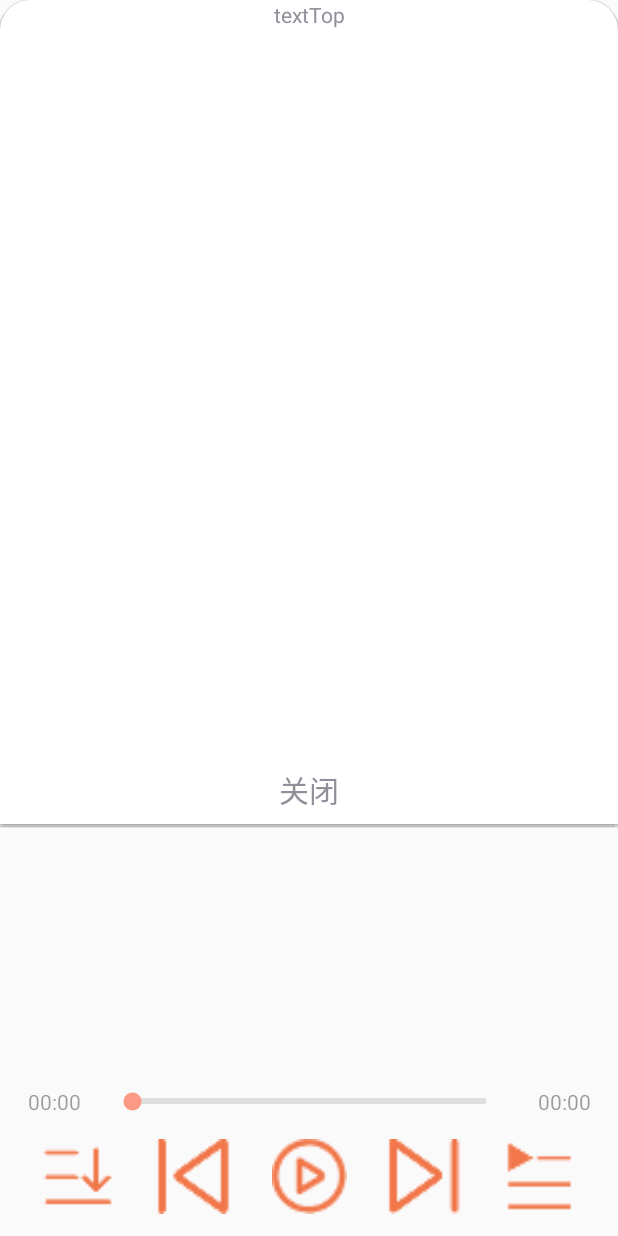
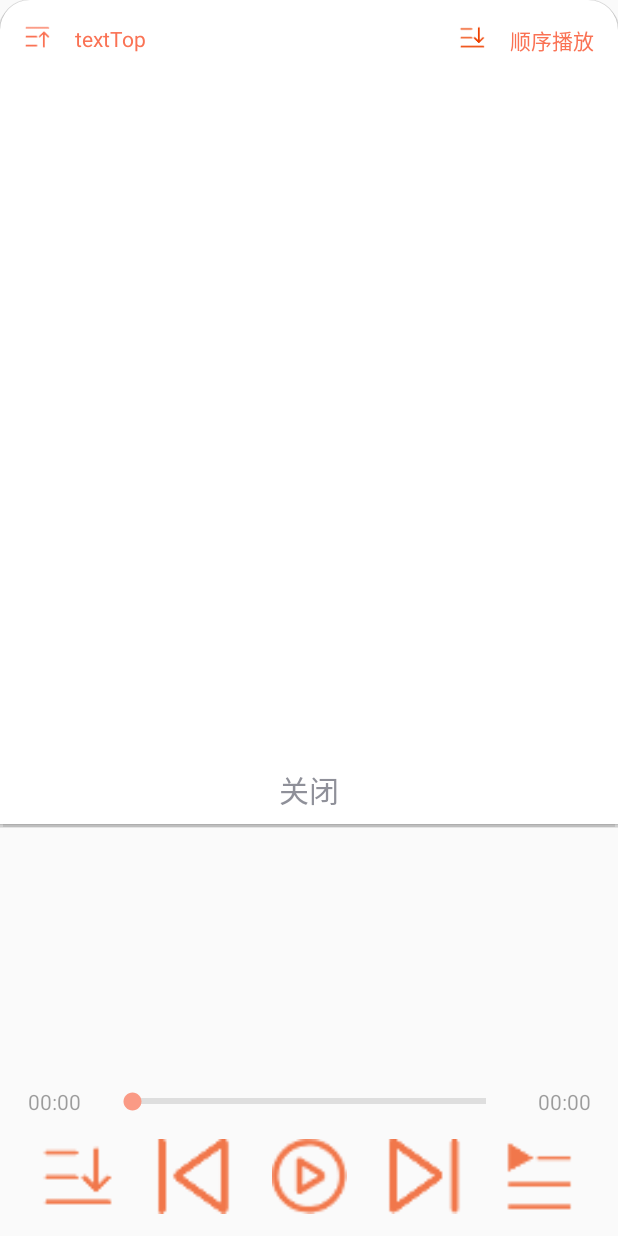
Before and after one commit to 335869741/Himalaya, an Android app: the PlayerFragment screen opened through its navigation route, after a tap on "列表", on a phone screen of 412 x 824 dp. Run offline under Robolectric (Android 15) with nearby library versions, the phone set to English and light mode, and no system bars; pictures from the network do not load; 2 statements that could not run were skipped.

Commit message:
简单重构代码 实现顺序逆序播放

```diff
--- a/app/src/main/java/zzz/bing/himalaya/view/adapter/PlayerAdapter.kt
+++ b/app/src/main/java/zzz/bing/himalaya/view/adapter/PlayerCoverAdapter.kt
@@ -19,9 +19,10 @@ import zzz.bing.himalaya.databinding.FragmentPlayCoverBinding
 import zzz.bing.himalaya.utils.ImageBlur
 import zzz.bing.himalaya.utils.getImageUrl
 
-class PlayerAdapter(requireActivity: FragmentActivity) : FragmentStateAdapter(requireActivity) {
+class PlayerCoverAdapter(requireActivity: FragmentActivity) :
+    FragmentStateAdapter(requireActivity) {
 
-    companion object{
+    companion object {
         const val IMAGE_COVER_URL = "image_cover_url"
     }
 
@@ -29,7 +30,7 @@ class PlayerAdapter(requireActivity: FragmentActivity) : FragmentStateAdapter(re
 
     override fun getItemCount() = playList.size
 
-    override fun createFragment(position: Int) : Fragment {
+    override fun createFragment(position: Int): Fragment {
         return PlayFragment().apply {
             arguments = Bundle().also { bundle ->
                 bundle.putString(IMAGE_COVER_URL, playList[position].getImageUrl())
--- a/app/src/main/java/zzz/bing/himalaya/view/adapter/PopupPlayListAdapter.kt
+++ b/app/src/main/java/zzz/bing/himalaya/view/adapter/PopupPlayListAdapter.kt
@@ -10,8 +10,10 @@ import androidx.recyclerview.widget.RecyclerView
 import com.ximalaya.ting.android.opensdk.model.track.Track
 import zzz.bing.himalaya.R
 import zzz.bing.himalaya.databinding.ItemPopupPlayListBinding
+import zzz.bing.himalaya.view.fragment.PlayerFragment
 
-class PopupPlayListAdapter : ListAdapter<Track, PopupPlayListAdapter.PopupPlayListViewHolder>(
+class PopupPlayListAdapter(val fragment: PlayerFragment) :
+    ListAdapter<Track, PopupPlayListAdapter.PopupPlayListViewHolder>(
         object : DiffUtil.ItemCallback<Track>() {
             override fun areItemsTheSame(oldItem: Track, newItem: Track): Boolean {
                 return oldItem.dataId == newItem.dataId
@@ -23,14 +25,17 @@ class PopupPlayListAdapter : ListAdapter<Track, PopupPlayListAdapter.PopupPlayLi
         }
     ) {
 
-    var position = 0
+    var playPosition = 0
 
     override fun onCreateViewHolder(parent: ViewGroup, viewType: Int): PopupPlayListViewHolder {
         val itemBinding =
             ItemPopupPlayListBinding.inflate(LayoutInflater.from(parent.context), parent, false)
         val viewHolder = PopupPlayListViewHolder(itemBinding)
         viewHolder.itemView.setOnClickListener {
-
+            val adapterPosition = viewHolder.adapterPosition
+            if (playPosition != adapterPosition) {
+                fragment.playToListPosition(adapterPosition)
+            }
         }
         return viewHolder
     }
@@ -40,7 +45,7 @@ class PopupPlayListAdapter : ListAdapter<Track, PopupPlayListAdapter.PopupPlayLi
         val binding = holder.binding
         binding.textPlayName.text = item.trackTitle
 
-        if (this.position == position) {
+        if (this.playPosition == position) {
             binding.textPlayName.setTextColor(
                 ContextCompat.getColor(holder.itemView.context, R.color.main)
             )
--- a/app/src/main/java/zzz/bing/himalaya/view/fragment/PlayerFragment.kt
+++ b/app/src/main/java/zzz/bing/himalaya/view/fragment/PlayerFragment.kt
@@ -1,7 +1,9 @@
 package zzz.bing.himalaya.view.fragment
 
+import android.graphics.drawable.Drawable
 import android.view.Gravity
 import android.view.View
+import android.view.ViewTreeObserver
 import android.widget.PopupWindow
 import android.widget.SeekBar
 import androidx.core.content.ContextCompat
@@ -17,16 +19,19 @@ import zzz.bing.himalaya.utils.LogUtils
 import zzz.bing.himalaya.utils.putAll
 import zzz.bing.himalaya.utils.timeUtil
 import zzz.bing.himalaya.utils.trackSearch
-import zzz.bing.himalaya.view.adapter.PlayerAdapter
+import zzz.bing.himalaya.view.adapter.PlayerCoverAdapter
 import zzz.bing.himalaya.view.adapter.PopupPlayListAdapter
 import zzz.bing.himalaya.viewmodel.MainViewModel
 import zzz.bing.himalaya.viewmodel.PlayerViewModel
 import zzz.bing.himalaya.views.PlayListPopup
 
+@Suppress("UNNECESSARY_SAFE_CALL")
 class PlayerFragment : BaseFragment<FragmentPlayerBinding, PlayerViewModel>() {
 
-    private lateinit var mPlayerAdapter: PlayerAdapter
+    private lateinit var mPlayerCoverAdapter: PlayerCoverAdapter
+    private lateinit var mPopupPlaylist: PlayListPopup
 
+    private var mIsInitPopup = false
     private var mIsUserTouch = false
     private var mInit = false
     private var mProgress = 0
@@ -36,31 +41,20 @@ class PlayerFragment : BaseFragment<FragmentPlayerBinding, PlayerViewModel>() {
      * 同时设定监听
      * create时初始化会导致高度值为0
      */
-    private val mPopupPlaylist by lazy {
-        PlayListPopup(binding.root.height / 3 * 2, binding.root).also { popupWindow ->
-            popupWindow.TextBottom.setOnClickListener {
-                popupBottomTextEvent(popupWindow)
-            }
-            popupWindow.recycler.adapter = mPopupPlayListAdapter
-            popupWindow.recycler.layoutManager = LinearLayoutManager(requireContext())
-        }
-    }
-    private val mPopupPlayListAdapter by lazy {
-        PopupPlayListAdapter().apply { submitList(mainViewModel.playList.value) }
-    }
+    private val mPopupPlayListAdapter by lazy { PopupPlayListAdapter(this) }
 
     override fun initViewModel() = ViewModelProvider(this).get(PlayerViewModel::class.java)
 
     override fun initViewBinding() = FragmentPlayerBinding.inflate(layoutInflater)
 
     override fun initView() {
-        mPlayerAdapter = PlayerAdapter(requireActivity())
-        binding.pager.adapter = mPlayerAdapter
+        mPlayerCoverAdapter = PlayerCoverAdapter(requireActivity())
+        binding.pager.adapter = mPlayerCoverAdapter
     }
 
     override fun initObserver() {
         mainViewModel.playList.observe(viewLifecycleOwner) { trackList ->
-            mPlayerAdapter.playList.putAll(trackList)
+            playListChange(trackList ?: emptyList())
         }
         mainViewModel.playerState.observe(viewLifecycleOwner) { playerState ->
             if (playerState != null) {
@@ -84,6 +78,48 @@ class PlayerFragment : BaseFragment<FragmentPlayerBinding, PlayerViewModel>() {
                 playModeChange(playMode)
             }
         }
+        mainViewModel.playOrder.observe(viewLifecycleOwner) {
+            if (mIsInitPopup) {
+                popupOrder(it ?: true)
+            }
+        }
+    }
+
+    /**
+     * 播放列表内容改变
+     * @param list List<Track>
+     */
+    private fun playListChange(list: List<Track>) {
+        mPlayerCoverAdapter.playList.putAll(list)
+        if (mIsInitPopup) {
+            mPopupPlayListAdapter.submitList(list)
+            val position = list.trackSearch(mainViewModel.playManager.currSound.dataId)
+            mPopupPlayListAdapter.playPosition = position
+            if (mPopupPlaylist.isShowing) {
+                mPopupPlayListAdapter.notifyDataSetChanged()
+                mPopupPlaylist.recycler.scrollToPosition(position)
+            }
+            LogUtils.d(this, "position ==> $position")
+        }
+    }
+
+    /**
+     * 排序ui更改
+     * @param order Boolean
+     */
+    private fun popupOrder(order: Boolean) {
+        //true为顺序 false为逆序
+        if (order) {
+            mPopupPlaylist.imagePlayOrder.setImageDrawable(
+                getDrawable(R.drawable.selector_player_sort_descending)
+            )
+            mPopupPlaylist.textPlayOrder.text = "顺序播放"
+        } else {
+            mPopupPlaylist.imagePlayOrder.setImageDrawable(
+                getDrawable(R.drawable.selector_player_sort_ascending)
+            )
+            mPopupPlaylist.textPlayOrder.text = "逆序播放"
+        }
     }
 
     /**
@@ -91,48 +127,62 @@ class PlayerFragment : BaseFragment<FragmentPlayerBinding, PlayerViewModel>() {
      * @param playMode PlayMode
      */
     private fun playModeChange(playMode: XmPlayListControl.PlayMode) {
+        binding.imagePlayerMode.setImageDrawable(
             when (playMode) {
                 XmPlayListControl.PlayMode.PLAY_MODEL_LIST -> {
-                binding.imagePlayerMode.setImageDrawable(
-                    ContextCompat.getDrawable(
-                        requireContext(),
-                        R.drawable.selector_player_sort_descending
-                    )
-                )
+                    getDrawable(R.drawable.selector_player_sort_descending)
                 }
                 XmPlayListControl.PlayMode.PLAY_MODEL_LIST_LOOP -> {
-                binding.imagePlayerMode.setImageDrawable(
-                    ContextCompat.getDrawable(
-                        requireContext(),
-                        R.drawable.selector_play_mode_loop
-                    )
-                )
-            }
-            XmPlayListControl.PlayMode.PLAY_MODEL_SINGLE -> {
-                binding.imagePlayerMode.setImageDrawable(
-                    ContextCompat.getDrawable(
-                        requireContext(),
-                        R.drawable.selector_player_list
-                    )
-                )
+                    getDrawable(R.drawable.selector_play_mode_loop)
                 }
                 XmPlayListControl.PlayMode.PLAY_MODEL_SINGLE_LOOP -> {
-                binding.imagePlayerMode.setImageDrawable(
-                    ContextCompat.getDrawable(
-                        requireContext(),
-                        R.drawable.selector_play_mode_loop_one
-                    )
-                )
+                    getDrawable(R.drawable.selector_play_mode_loop_one)
                 }
                 else -> {
-                binding.imagePlayerMode.setImageDrawable(
-                    ContextCompat.getDrawable(
-                        requireContext(),
-                        R.drawable.selector_play_mode_random
-                    )
-                )
+                    getDrawable(R.drawable.selector_play_mode_random)
                 }
             }
+        )
+        popupPlayMode(playMode)
+    }
+
+    /**
+     *
+     * @param playMode PlayMode
+     */
+    private fun popupPlayMode(playMode: XmPlayListControl.PlayMode) {
+        if (mIsInitPopup) {
+            when (playMode) {
+                XmPlayListControl.PlayMode.PLAY_MODEL_LIST -> {
+                    mPopupPlaylist.imagePlayMode.setImageDrawable(getDrawable(R.drawable.selector_player_sort_descending))
+                    mPopupPlaylist.textPlayMode.text = "顺序播放"
+                }
+                XmPlayListControl.PlayMode.PLAY_MODEL_LIST_LOOP -> {
+                    mPopupPlaylist.imagePlayMode.setImageDrawable(getDrawable(R.drawable.selector_play_mode_loop))
+                    mPopupPlaylist.textPlayMode.text = "列表循环"
+                }
+                XmPlayListControl.PlayMode.PLAY_MODEL_SINGLE_LOOP -> {
+                    mPopupPlaylist.imagePlayMode.setImageDrawable(getDrawable(R.drawable.selector_play_mode_loop_one))
+                    mPopupPlaylist.textPlayMode.text = "单曲循环"
+                }
+                else -> {
+                    mPopupPlaylist.imagePlayMode.setImageDrawable(getDrawable(R.drawable.selector_play_mode_random))
+                    mPopupPlaylist.textPlayMode.text = "随机播放"
+                }
+            }
+        }
+    }
+
+    /**
+     * 用资源id获取Drawable
+     * @param id Int
+     * @return Drawable?
+     */
+    private fun getDrawable(id: Int): Drawable? {
+        return ContextCompat.getDrawable(
+            requireContext(),
+            id
+        )
     }
 
     /**
@@ -192,20 +242,20 @@ class PlayerFragment : BaseFragment<FragmentPlayerBinding, PlayerViewModel>() {
     }
 
     override fun initListener() {
-        binding.imagePlay.setOnClickListener { view ->
-            playClick(view)
+        binding.imagePlay.setOnClickListener {
+            playClick()
         }
         binding.imagePlayerList.setOnClickListener { view ->
             playListClick(view)
         }
-        binding.imagePlayerNext.setOnClickListener { view ->
-            playNextClick(view)
+        binding.imagePlayerNext.setOnClickListener {
+            playNextClick()
         }
-        binding.imagePlayerPrevious.setOnClickListener { view ->
-            playPreviousClick(view)
+        binding.imagePlayerPrevious.setOnClickListener {
+            playPreviousClick()
         }
-        binding.imagePlayerMode.setOnClickListener { view ->
-            playSortClick(view)
+        binding.imagePlayerMode.setOnClickListener {
+            playModeClick()
         }
         binding.seekBarTime.setOnSeekBarChangeListener(object : SeekBar.OnSeekBarChangeListener {
             override fun onProgressChanged(seekBar: SeekBar?, progress: Int, fromUser: Boolean) {
@@ -225,16 +275,53 @@ class PlayerFragment : BaseFragment<FragmentPlayerBinding, PlayerViewModel>() {
                 LogUtils.d(this@PlayerFragment, "onStopTrackingTouch")
             }
         })
-        mainViewModel.playSwitch = { lastModel, curModel ->
-            switchPlay(lastModel, curModel)
+        mainViewModel.playSwitch = { _, curModel ->
+            switchPlay(curModel)
         }
+        binding.root.viewTreeObserver.addOnGlobalLayoutListener(object :
+            ViewTreeObserver.OnGlobalLayoutListener {
+            override fun onGlobalLayout() {
+                val height = binding.root.height
+                if (height != 0) {
+                    initPopupPlaylist(height)
+                    binding.root.viewTreeObserver.removeOnGlobalLayoutListener(this)
+                }
+            }
+        })
     }
 
     /**
-     * popupWindow底部text的点击事件
+     * 初始化弹出的播放列表
+     * @param height Int
+     */
+    private fun initPopupPlaylist(height: Int) {
+        mPopupPlaylist = PlayListPopup(height / 3 * 2, binding.root)
+        mIsInitPopup = true
+        mPopupPlaylist.textExit.setOnClickListener {
+            popupTextExitClick(mPopupPlaylist)
+        }
+        mPopupPlaylist.textPlayOrder.setOnClickListener { popupPlayListReOrder() }
+        mPopupPlaylist.imagePlayOrder.setOnClickListener { popupPlayListReOrder() }
+        mPopupPlaylist.recycler.adapter = mPopupPlayListAdapter
+        mPopupPlaylist.recycler.layoutManager = LinearLayoutManager(requireContext())
+        mPopupPlayListAdapter.submitList(mainViewModel.playList.value)
+        popupPlayMode(mainViewModel.playerMode.value ?: XmPlayListControl.PlayMode.PLAY_MODEL_LIST)
+        popupOrder(mainViewModel.playOrder.value ?: true)
+    }
+
+    /**
+     * 点击排序事件
+     */
+    private fun popupPlayListReOrder() {
+        mainViewModel.playListOrder()
+    }
+
+    /**
+     *
+     * popup底部text的点击事件
      * @param popupWindow PopupWindow
      */
-    private fun popupBottomTextEvent(popupWindow: PopupWindow) {
+    private fun popupTextExitClick(popupWindow: PopupWindow) {
         if (popupWindow.isShowing) {
             popupWindow.dismiss()
         }
@@ -242,10 +329,9 @@ class PlayerFragment : BaseFragment<FragmentPlayerBinding, PlayerViewModel>() {
 
     /**
      * 歌曲切换事件
-     * @param lastModel PlayableModel?
      * @param curModel PlayableModel?
      */
-    private fun switchPlay(lastModel: PlayableModel?, curModel: PlayableModel?) {
+    private fun switchPlay(curModel: PlayableModel?) {
         if (curModel != null && curModel is Track) {
             binding.textPlayerTitle.text = curModel.trackTitle
             val position = mainViewModel.playList.value.let {
@@ -257,8 +343,8 @@ class PlayerFragment : BaseFragment<FragmentPlayerBinding, PlayerViewModel>() {
                 }
             }
             binding.pager.currentItem = position
-            if (isVisible) {
-                mPopupPlayListAdapter.position = position
+            if (mIsInitPopup) {
+                mPopupPlayListAdapter.playPosition = position
                 mPopupPlaylist.recycler.scrollToPosition(position)
                 mPopupPlayListAdapter.notifyDataSetChanged()
             }
@@ -292,29 +378,25 @@ class PlayerFragment : BaseFragment<FragmentPlayerBinding, PlayerViewModel>() {
     }
 
     /**
-     * 排序事件
-     * @param view View
+     * 播放模式事件
      */
-    private fun playSortClick(view: View) {
-//        TODO("Not yet implemented")
-        LogUtils.d(this, "playSortClick")
+    private fun playModeClick() {
+        LogUtils.d(this, "playModeClick")
         mainViewModel.playModeSwitch()
     }
 
     /**
      * 上一首事件
-     * @param view View
      */
-    private fun playPreviousClick(view: View) {
+    private fun playPreviousClick() {
         mainViewModel.playPre()
         LogUtils.d(this, "playPreviousClick")
     }
 
     /**
      * 下一首事件
-     * @param view View
      */
-    private fun playNextClick(view: View) {
+    private fun playNextClick() {
         mainViewModel.playNext()
         LogUtils.d(this, "playNextClick")
     }
@@ -336,7 +418,7 @@ class PlayerFragment : BaseFragment<FragmentPlayerBinding, PlayerViewModel>() {
                         position
                     }
                 }
-                mPopupPlayListAdapter.position = position
+                mPopupPlayListAdapter.playPosition = position
                 mPopupPlaylist.recycler.scrollToPosition(position)
             }
             LogUtils.d(this, "playListClick")
@@ -345,9 +427,8 @@ class PlayerFragment : BaseFragment<FragmentPlayerBinding, PlayerViewModel>() {
 
     /**
      * 播放事件
-     * @param view View
      */
-    private fun playClick(view: View) {
+    private fun playClick() {
         LogUtils.d(this, "playClick")
         if (!mainViewModel.playManager.isPlaying) {
             mainViewModel.play()
@@ -357,7 +438,7 @@ class PlayerFragment : BaseFragment<FragmentPlayerBinding, PlayerViewModel>() {
     }
 
     /**
-     *
+     * 初始化判断
      * @param play Function0<Unit>
      */
     private fun initPlay(play: () -> Unit) {
@@ -367,8 +448,19 @@ class PlayerFragment : BaseFragment<FragmentPlayerBinding, PlayerViewModel>() {
         }
     }
 
+    /**
+     * 返回事件
+     */
     override fun onBackPressed() {
         mPopupPlaylist.backDismiss()
         LogUtils.d(this, "onBackPressed dismiss")
     }
+
+    /**
+     * 播放指定位置的视频
+     * @param adapterPosition Int
+     */
+    fun playToListPosition(adapterPosition: Int) {
+        mainViewModel.playManager.play(adapterPosition)
     }
+}
--- a/app/src/main/java/zzz/bing/himalaya/views/PlayListPopup.kt
+++ b/app/src/main/java/zzz/bing/himalaya/views/PlayListPopup.kt
@@ -1,12 +1,12 @@
 package zzz.bing.himalaya.views
 
 import android.animation.ObjectAnimator
-import android.annotation.SuppressLint
 import android.graphics.Color
 import android.graphics.drawable.ColorDrawable
 import android.view.LayoutInflater
 import android.view.View
 import android.view.ViewGroup
+import android.widget.ImageView
 import android.widget.PopupWindow
 import android.widget.TextView
 import androidx.recyclerview.widget.RecyclerView
@@ -14,14 +14,13 @@ import kotlinx.coroutines.*
 import zzz.bing.himalaya.BaseApplication
 import zzz.bing.himalaya.R
 
-
-@SuppressLint("InflateParams")
 class PlayListPopup(height: Int, view: View) :
     PopupWindow(
         LayoutInflater.from(BaseApplication.getContext())
             .inflate(R.layout.popup_play_list, null),
         ViewGroup.LayoutParams.MATCH_PARENT,
         height
+//        ViewGroup.LayoutParams.WRAP_CONTENT
     ) {
 
     init {
@@ -39,13 +38,17 @@ class PlayListPopup(height: Int, view: View) :
     }
 
     val recycler by lazy { contentView.findViewById<RecyclerView>(R.id.recycler) }
-    val TextBottom by lazy { contentView.findViewById<TextView>(R.id.textBottom)  }
+    val textExit by lazy { contentView.findViewById<TextView>(R.id.textBottom) }
+    val textPlayMode by lazy { contentView.findViewById<TextView>(R.id.textPlayMode) }
+    val textPlayOrder by lazy { contentView.findViewById<TextView>(R.id.textPlayOrder) }
+    val imagePlayMode by lazy { contentView.findViewById<ImageView>(R.id.imagePlayMode) }
+    val imagePlayOrder by lazy { contentView.findViewById<ImageView>(R.id.imagePlayOrder) }
 
     override fun showAtLocation(parent: View?, gravity: Int, x: Int, y: Int) {
         super.showAtLocation(parent, gravity, x, y)
         if (!popAnime.isRunning) {
             popAnime.setFloatValues(height.toFloat(), 0f)
-            backgroundAnime.setFloatValues(1f,0.7f)
+            backgroundAnime.setFloatValues(1f, 0.7f)
             popAnime.start()
             backgroundAnime.start()
         }
--- a/app/src/main/res/layout/popup_play_list.xml
+++ b/app/src/main/res/layout/popup_play_list.xml
@@ -1,18 +1,60 @@
 <?xml version="1.0" encoding="utf-8"?>
 <androidx.constraintlayout.widget.ConstraintLayout xmlns:android="http://schemas.android.com/apk/res/android"
     xmlns:app="http://schemas.android.com/apk/res-auto"
-    xmlns:tools="http://schemas.android.com/tools"
     android:layout_width="match_parent"
     android:layout_height="match_parent"
     android:background="@drawable/shape_popup_play_list">
 
+    <ImageView
+        android:id="@+id/imagePlayOrder"
+        android:layout_width="18dp"
+        android:layout_height="18dp"
+        android:layout_margin="16dp"
+        android:src="@drawable/selector_player_sort_ascending"
+        app:layout_constraintBottom_toBottomOf="parent"
+        app:layout_constraintEnd_toStartOf="@+id/textPlayOrder"
+        app:layout_constraintHorizontal_bias="1.0"
+        app:layout_constraintStart_toStartOf="parent"
+        app:layout_constraintTop_toTopOf="parent"
+        app:layout_constraintVertical_bias="0.0" />
+
     <TextView
-        android:id="@+id/textTop"
+        android:id="@+id/textPlayMode"
         android:layout_width="wrap_content"
         android:layout_height="wrap_content"
+        android:layout_margin="16dp"
         android:text="textTop"
+        android:textColor="@color/main"
         app:layout_constraintBottom_toBottomOf="parent"
         app:layout_constraintEnd_toEndOf="parent"
+        app:layout_constraintHorizontal_bias="0.0"
+        app:layout_constraintStart_toEndOf="@+id/imagePlayMode"
+        app:layout_constraintTop_toTopOf="parent"
+        app:layout_constraintVertical_bias="0.0" />
+
+    <ImageView
+        android:id="@+id/imagePlayMode"
+        android:layout_width="18dp"
+        android:layout_height="18dp"
+        android:layout_margin="16dp"
+        android:src="@drawable/selector_player_sort_ascending"
+        app:layout_constraintBottom_toBottomOf="parent"
+        app:layout_constraintEnd_toEndOf="parent"
+        app:layout_constraintHorizontal_bias="0.0"
+        app:layout_constraintStart_toStartOf="parent"
+        app:layout_constraintTop_toTopOf="parent"
+        app:layout_constraintVertical_bias="0.0" />
+
+    <TextView
+        android:id="@+id/textPlayOrder"
+        android:layout_width="wrap_content"
+        android:layout_height="wrap_content"
+        android:layout_margin="16dp"
+        android:text="textTop"
+        android:textColor="@color/main"
+        app:layout_constraintBottom_toBottomOf="parent"
+        app:layout_constraintEnd_toEndOf="parent"
+        app:layout_constraintHorizontal_bias="1.0"
         app:layout_constraintStart_toStartOf="parent"
         app:layout_constraintTop_toTopOf="parent"
         app:layout_constraintVertical_bias="0.0" />
```
Also changed, not shown: app/src/main/java/zzz/bing/himalaya/utils/Extension.kt (+19 -3 lines), app/src/main/java/zzz/bing/himalaya/view/adapter/AlbumDetailAdapter.kt (+2 -5 lines), app/src/main/java/zzz/bing/himalaya/viewmodel/MainViewModel.kt (+23 -37 lines). Lines whose indentation alone changed are shown as unchanged.
